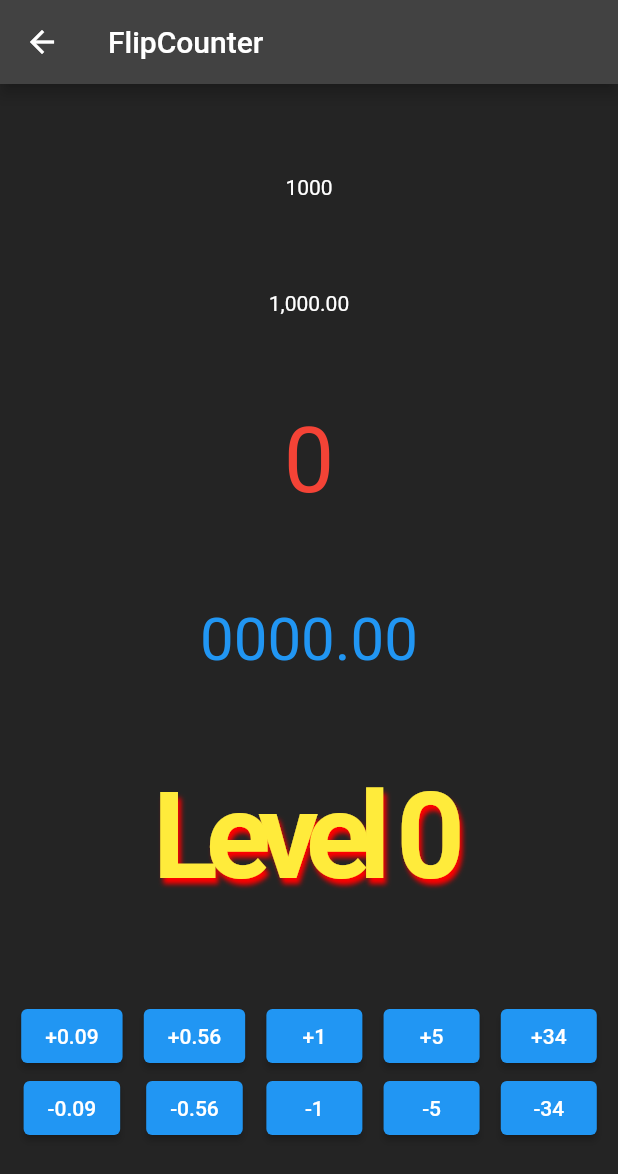
After one commit to dev1abhi/Flutter-Animations, a Flutter app: the flip screen opened directly, on a phone screen of 412 x 824 dp. The commit adds this screen. Shown: the top 1174 px of the screen. Run offline on Flutter 3.47's test engine with Material 2 defaults, Android fonts, the phone set to English and light mode, and no system bars; drawn by our look-alikes of animated_flip_counter; our stand-ins replace flutter_zoom_drawer, get, lottie.

Commit message:
FlipCounter Animation  done

```diff
--- a/lib/Controllers/drawercontroller.dart
+++ b/lib/Controllers/drawercontroller.dart
@@ -1,6 +1,7 @@
 import 'package:flutter/widgets.dart';
 import 'package:flutter_animations/Screens/explicit_animation.dart';
 import 'package:flutter_animations/Screens/fade_in_fade_out.dart';
+import 'package:flutter_animations/Screens/flip_counter.dart';
 import 'package:flutter_animations/Screens/water_drop_effect.dart';
 import 'package:flutter_animations/Screens/ripple_animation.dart';
 import 'package:flutter_animations/Text/tex_screen.dart';
@@ -24,7 +25,7 @@ class MyDrawerController extends GetxController {
   final mainScreen6 = Bounce();
 
   final mainScreen7 = ExplicitAnimations();
-
+   final mainScreen8 = flip();
 
   // Getter to get the current main screen based on the selectedMenuItem
   Widget get currentMainScreen {
@@ -44,6 +45,9 @@ class MyDrawerController extends GetxController {
 
         case 6 :
         return  mainScreen7 ;
+
+        case 7 :
+         return  mainScreen8;
       // Add more cases when you are adding new screen
       default:
         return mainScreen1; // Default to mainScreen1 if the selection is not recognized
--- a/lib/Screens/bounce_animation.dart
+++ b/lib/Screens/bounce_animation.dart
@@ -2,7 +2,7 @@ import 'package:flutter/material.dart';
 import 'package:flutter_animations/Screens/homepage.dart';
 import 'package:flutter_animations/controllers/drawercontroller.dart';
 import 'package:flutter_animations/helpers/colors.dart';
-import 'package:get/get.dart';
+
 
 class Bounce extends StatefulWidget {
   const Bounce({super.key});
--- /dev/null
+++ b/lib/Screens/flip_counter.dart
@@ -0,0 +1,90 @@
+import 'package:animated_flip_counter/animated_flip_counter.dart';
+import 'package:flutter/material.dart';
+
+
+class  flip extends StatefulWidget {
+  @override
+  _flipState createState() => _flipState();
+}
+
+class _flipState extends State<flip> {
+  double _value = 0.0;
+
+  @override
+  Widget build(BuildContext context) {
+    return Scaffold(
+      appBar: AppBar(
+        title: Text("FlipCounter "),
+      ),
+      body: Center(
+        child: Column(
+          mainAxisAlignment: MainAxisAlignment.spaceEvenly,
+          children: [
+            AnimatedFlipCounter(
+              value: 1000 + _value,
+            ),
+            AnimatedFlipCounter(
+              value: 1000 + _value,
+              wholeDigits: 4,
+              fractionDigits: 2,
+              thousandSeparator: ',',
+            ),
+            AnimatedFlipCounter(
+              value: _value,
+              duration: Duration(seconds: 2),
+              padding: EdgeInsets.symmetric(vertical: 8),
+              curve: Curves.elasticOut,
+              textStyle: TextStyle(fontSize: 60, color: (_value > 0 ? Colors.green : Colors.red)),
+            ),
+            AnimatedFlipCounter(
+              value: _value,
+              duration: Duration(seconds: 1),
+              curve: Curves.bounceOut,
+              wholeDigits: 4,
+              fractionDigits: 2,
+              textStyle: TextStyle(fontSize: 40, color: Colors.blue),
+            ),
+            AnimatedFlipCounter(
+              value: _value,
+              prefix: "Level ",
+              padding: EdgeInsets.all(8),
+              textStyle: TextStyle(
+                fontSize: 80,
+                fontWeight: FontWeight.bold,
+                letterSpacing: -8.0,
+                color: Colors.yellow,
+                shadows: [
+                  BoxShadow(
+                    color: Color.fromARGB(255, 255, 0, 0),
+                    offset: Offset(2, 4),
+                    blurRadius: 4,
+                  ),
+                ],
+              ),
+            ),
+
+            Row(
+              mainAxisAlignment: MainAxisAlignment.spaceEvenly,
+              children: [0.09, 0.56, 1, 5, 34].map(_buildButton).toList(),
+            ),
+          ],
+        ),
+      ),
+    );
+  }
+
+  Widget _buildButton(num value) {
+    return Column(
+      children: [
+        ElevatedButton(
+          child: Text('+$value'),
+          onPressed: () => setState(() => _value += value),
+        ),
+        ElevatedButton(
+          child: Text('-$value'),
+          onPressed: () => setState(() => _value -= value),
+        ),
+      ],
+    );
+  }
+}
--- a/lib/Screens/menuscreen.dart
+++ b/lib/Screens/menuscreen.dart
@@ -19,7 +19,8 @@ class MenuScreen extends GetView<MyDrawerController> {
     'Water Drop Effect',
     'Ripple Effect',
     'Bounce Animation',
-    "Explicit Animation"
+    "Explicit Animation",
+    "FlipCounter Animation "
   ];
 
   @override
--- a/pubspec.yaml
+++ b/pubspec.yaml
@@ -36,6 +36,7 @@ dependencies:
   # Use with the CupertinoIcons class for iOS style icons.
   cupertino_icons: ^1.0.2
   lottie: ^2.6.0
+  animated_flip_counter: ^0.2.6
 
 dev_dependencies:
   flutter_test:
```
